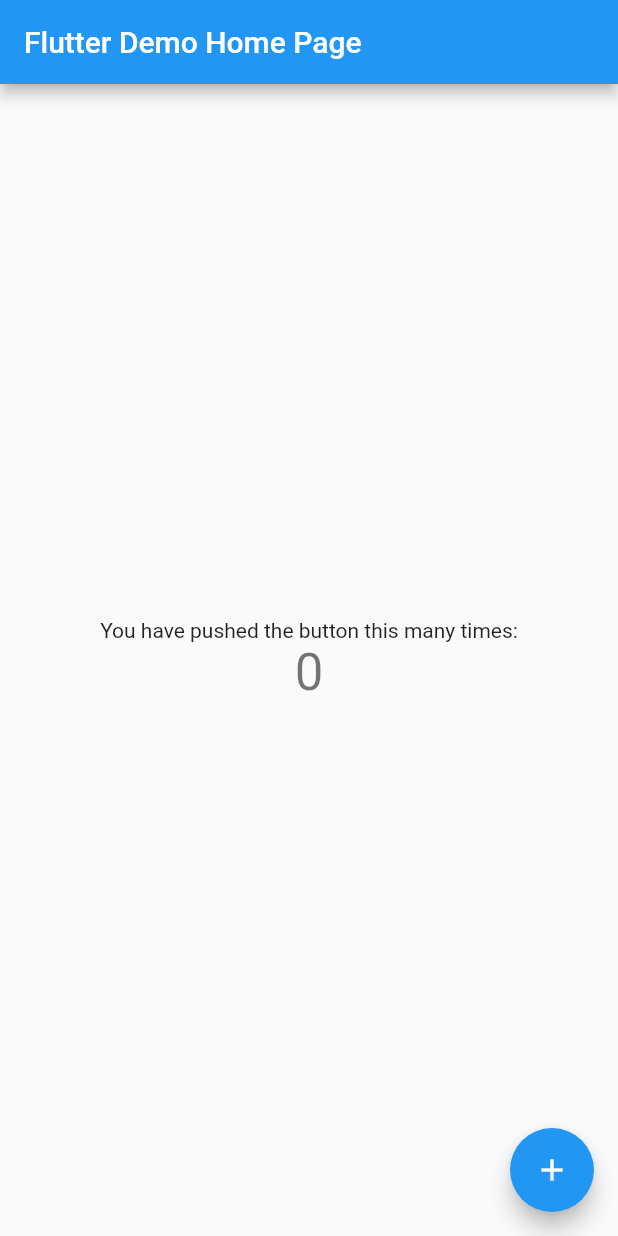
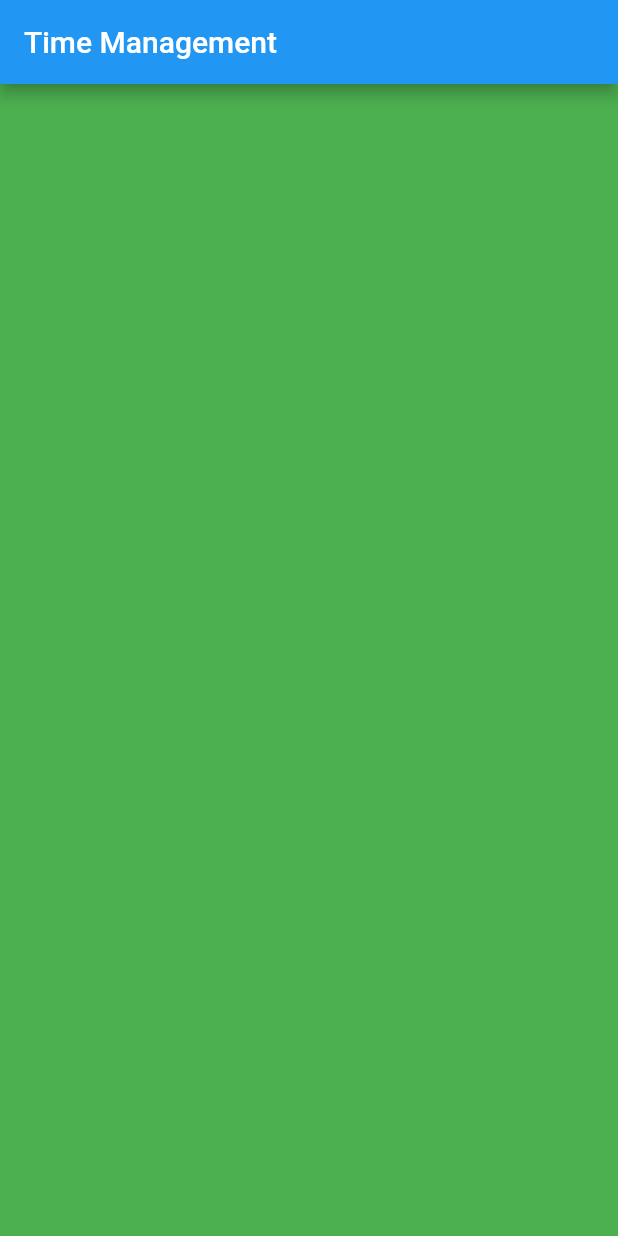
Before and after one commit to SamuelEVicente/timemanagement, a Flutter app: the screen it shows after launch, on a phone screen of 412 x 824 dp. Run offline on Flutter 3.47's test engine with Material 2 defaults, Android fonts, the phone set to English and light mode, and no system bars.

Commit message:
Removed boilerplate and added a color to body background for a starting spot.

```diff
--- a/lib/main.dart
+++ b/lib/main.dart
@@ -3,39 +3,20 @@ import 'package:flutter/material.dart';
 void main() => runApp(MyApp());
 
 class MyApp extends StatelessWidget {
-  // This widget is the root of your application.
   @override
   Widget build(BuildContext context) {
     return MaterialApp(
-      title: 'Flutter Demo',
+      title: 'Time Management',
       theme: ThemeData(
-        // This is the theme of your application.
-        //
-        // Try running your application with "flutter run". You'll see the
-        // application has a blue toolbar. Then, without quitting the app, try
-        // changing the primarySwatch below to Colors.green and then invoke
-        // "hot reload" (press "r" in the console where you ran "flutter run",
-        // or simply save your changes to "hot reload" in a Flutter IDE).
-        // Notice that the counter didn't reset back to zero; the application
-        // is not restarted.
         primarySwatch: Colors.blue,
       ),
-      home: MyHomePage(title: 'Flutter Demo Home Page'),
+      home: MyHomePage(title: 'Time Management'),
     );
   }
 }
 
 class MyHomePage extends StatefulWidget {
   MyHomePage({Key key, this.title}) : super(key: key);
-
-  // This widget is the home page of your application. It is stateful, meaning
-  // that it has a State object (defined below) that contains fields that affect
-  // how it looks.
-
-  // This class is the configuration for the state. It holds the values (in this
-  // case the title) provided by the parent (in this case the App widget) and
-  // used by the build method of the State. Fields in a Widget subclass are
-  // always marked "final".
 
   final String title;
 
@@ -48,64 +29,21 @@ class _MyHomePageState extends State<MyHomePage> {
 
   void _incrementCounter() {
     setState(() {
-      // This call to setState tells the Flutter framework that something has
-      // changed in this State, which causes it to rerun the build method below
-      // so that the display can reflect the updated values. If we changed
-      // _counter without calling setState(), then the build method would not be
-      // called again, and so nothing would appear to happen.
       _counter++;
     });
   }
 
   @override
   Widget build(BuildContext context) {
-    // This method is rerun every time setState is called, for instance as done
-    // by the _incrementCounter method above.
-    //
-    // The Flutter framework has been optimized to make rerunning build methods
-    // fast, so that you can just rebuild anything that needs updating rather
-    // than having to individually change instances of widgets.
     return Scaffold(
       appBar: AppBar(
-        // Here we take the value from the MyHomePage object that was created by
-        // the App.build method, and use it to set our appbar title.
         title: Text(widget.title),
       ),
       body: Center(
-        // Center is a layout widget. It takes a single child and positions it
-        // in the middle of the parent.
-        child: Column(
-          // Column is also layout widget. It takes a list of children and
-          // arranges them vertically. By default, it sizes itself to fit its
-          // children horizontally, and tries to be as tall as its parent.
-          //
-          // Invoke "debug painting" (press "p" in the console, choose the
-          // "Toggle Debug Paint" action from the Flutter Inspector in Android
-          // Studio, or the "Toggle Debug Paint" command in Visual Studio Code)
-          // to see the wireframe for each widget.
-          //
-          // Column has various properties to control how it sizes itself and
-          // how it positions its children. Here we use mainAxisAlignment to
-          // center the children vertically; the main axis here is the vertical
-          // axis because Columns are vertical (the cross axis would be
-          // horizontal).
-          mainAxisAlignment: MainAxisAlignment.center,
-          children: <Widget>[
-            Text(
-              'You have pushed the button this many times:',
-            ),
-            Text(
-              '$_counter',
-              style: Theme.of(context).textTheme.display1,
-            ),
-          ],
-        ),
+        child: Container(
+          color: Colors.green,
+        )
       ),
-      floatingActionButton: FloatingActionButton(
-        onPressed: _incrementCounter,
-        tooltip: 'Increment',
-        child: Icon(Icons.add),
-      ), // This trailing comma makes auto-formatting nicer for build methods.
     );
   }
 }
```
